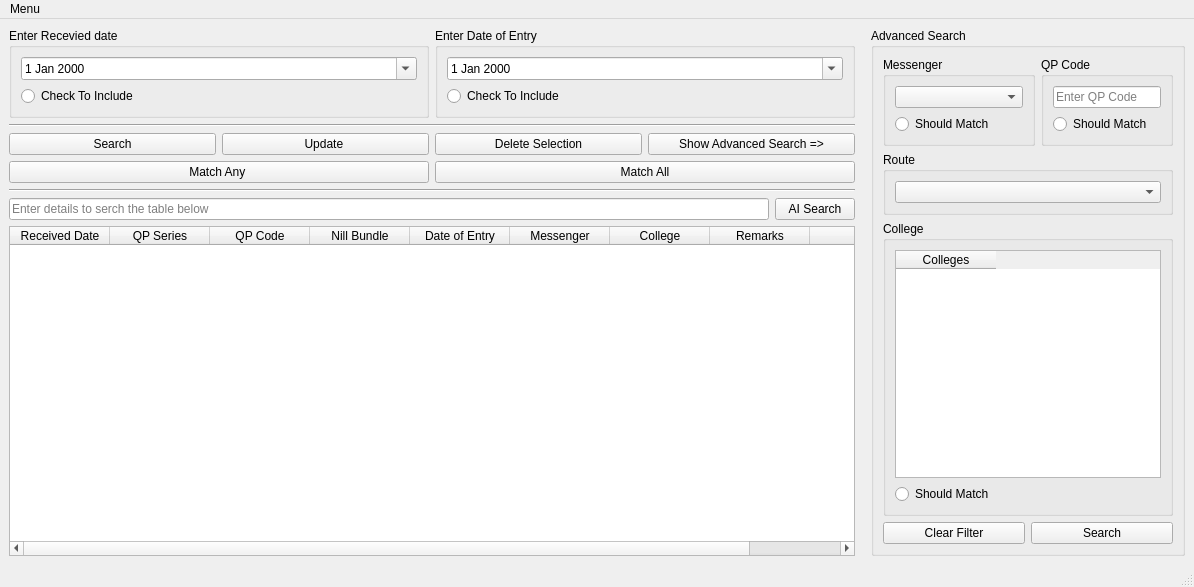
Old version of the form Other Files/Bundle Browser.ui in the repository abhi245y/cd-unit-bundle-manager-2.0.
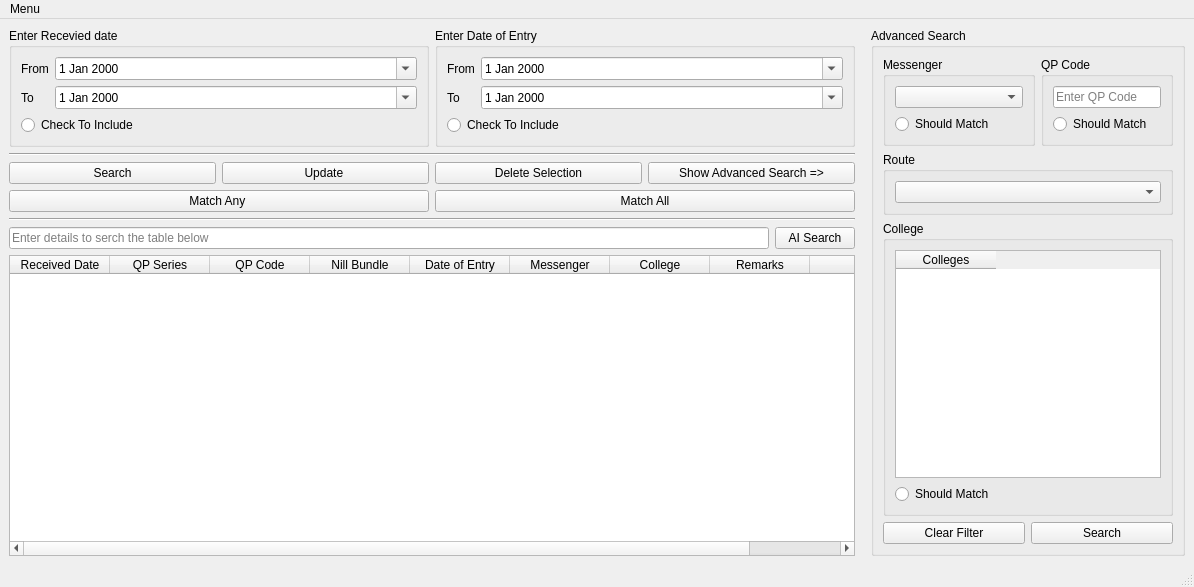
New version of the form. Icons and pictures are not drawn.

The edit to the form file:
```diff
--- a/Other Files/Bundle Browser.ui
+++ b/Other Files/Bundle Browser.ui
@@ -36,17 +36,22 @@
           </property>
           <layout class="QVBoxLayout" name="verticalLayout_4">
            <item>
-            <widget class="QDateEdit" name="receviedDateEdit">
+            <layout class="QGridLayout" name="gridLayout">
+             <property name="topMargin">
+              <number>0</number>
+             </property>
+             <item row="0" column="1">
+              <widget class="QDateEdit" name="receviedFromDateEdit">
              <property name="sizePolicy">
-              <sizepolicy hsizetype="Minimum" vsizetype="Fixed">
+                <sizepolicy hsizetype="Expanding" vsizetype="Fixed">
                <horstretch>0</horstretch>
                <verstretch>0</verstretch>
               </sizepolicy>
              </property>
              <property name="maximumDateTime">
               <datetime>
-               <hour>23</hour>
-               <minute>59</minute>
+                 <hour>18</hour>
+                 <minute>29</minute>
                <second>59</second>
                <year>9999</year>
                <month>12</month>
@@ -65,6 +70,29 @@
              </property>
             </widget>
            </item>
+             <item row="0" column="0">
+              <widget class="QLabel" name="label">
+               <property name="text">
+                <string>From</string>
+               </property>
+              </widget>
+             </item>
+             <item row="1" column="0">
+              <widget class="QLabel" name="label_2">
+               <property name="text">
+                <string>To</string>
+               </property>
+              </widget>
+             </item>
+             <item row="1" column="1">
+              <widget class="QDateEdit" name="receivedToDateEdit">
+               <property name="calendarPopup">
+                <bool>true</bool>
+               </property>
+              </widget>
+             </item>
+            </layout>
+           </item>
            <item>
             <widget class="QRadioButton" name="receviedDateRB">
              <property name="sizePolicy">
@@ -100,11 +128,51 @@
           </property>
           <layout class="QVBoxLayout" name="verticalLayout_3">
            <item>
-            <widget class="QDateEdit" name="entryDateEdit">
+            <layout class="QGridLayout" name="gridLayout_2">
+             <property name="topMargin">
+              <number>0</number>
+             </property>
+             <item row="0" column="0">
+              <widget class="QLabel" name="label_3">
+               <property name="text">
+                <string>From</string>
+               </property>
+              </widget>
+             </item>
+             <item row="0" column="1">
+              <widget class="QDateEdit" name="entryFromDateEdit">
+               <property name="sizePolicy">
+                <sizepolicy hsizetype="Expanding" vsizetype="Fixed">
+                 <horstretch>0</horstretch>
+                 <verstretch>0</verstretch>
+                </sizepolicy>
+               </property>
              <property name="calendarPopup">
               <bool>true</bool>
              </property>
             </widget>
+             </item>
+             <item row="1" column="0">
+              <widget class="QLabel" name="label_4">
+               <property name="text">
+                <string>To</string>
+               </property>
+              </widget>
+             </item>
+             <item row="1" column="1">
+              <widget class="QDateEdit" name="entryToDateEdit">
+               <property name="sizePolicy">
+                <sizepolicy hsizetype="Expanding" vsizetype="Fixed">
+                 <horstretch>0</horstretch>
+                 <verstretch>0</verstretch>
+                </sizepolicy>
+               </property>
+               <property name="calendarPopup">
+                <bool>true</bool>
+               </property>
+              </widget>
+             </item>
+            </layout>
            </item>
            <item>
             <widget class="QRadioButton" name="entryDateRB">
```
Left out of the diff: 6 changed lines with no effect on the pictures. Lines whose indentation alone changed are shown as unchanged.
